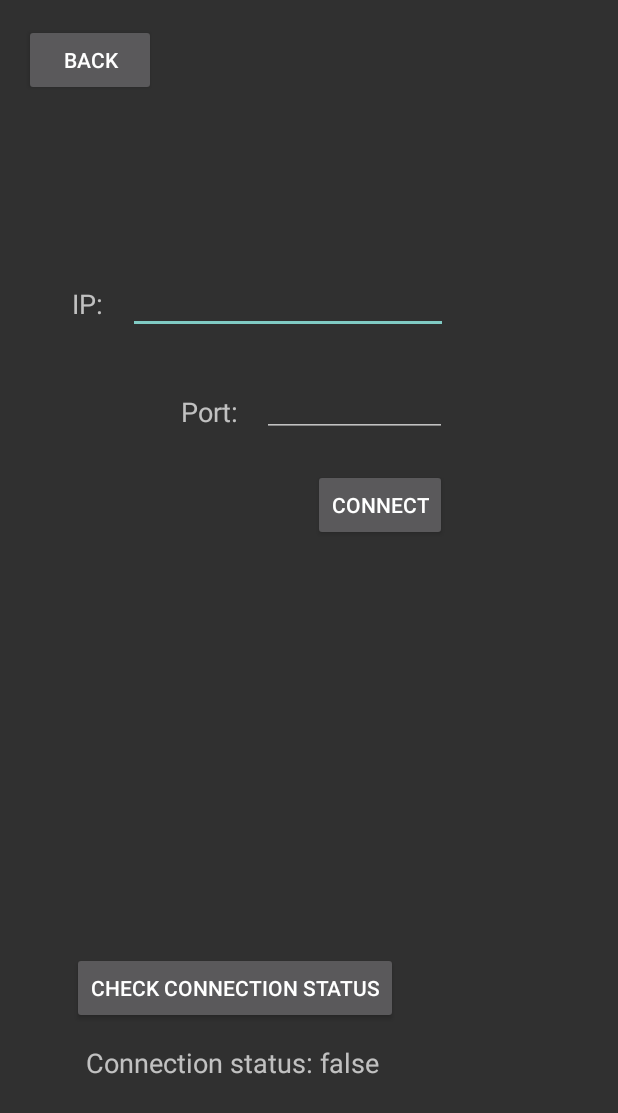
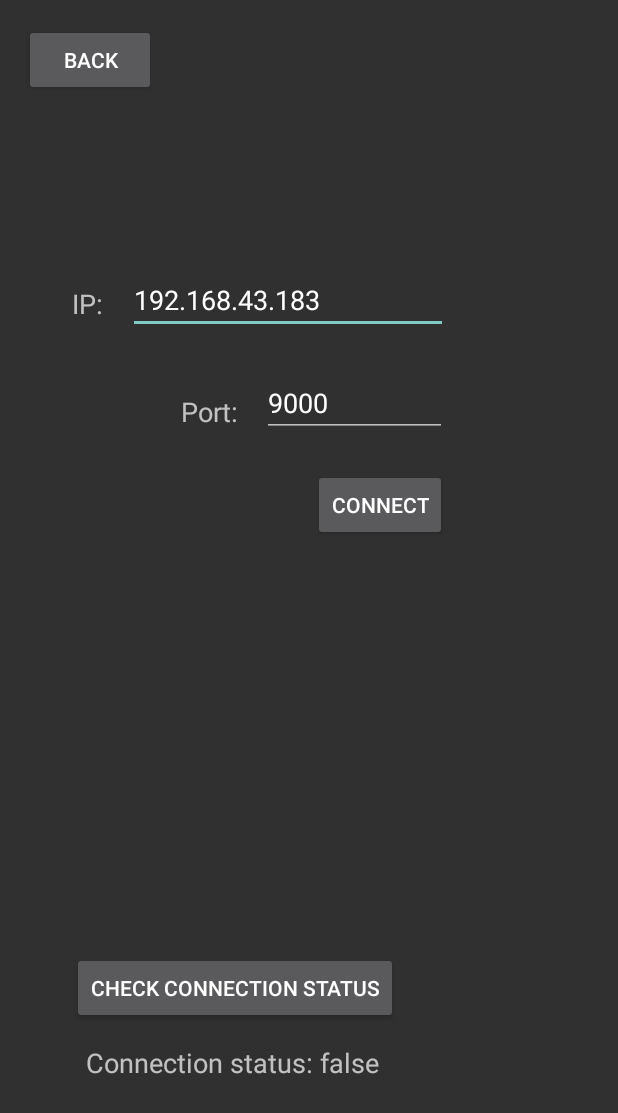
Before and after one commit to nicket97/DAT255, an Android app: the ConnectActivity screen opened directly, with no data from a screen before it, after a tap on "CHECK CONNECTION STATUS", on a phone screen of 412 x 824 dp. Shown: the top 1113 px of the screen. Run offline under Robolectric (Android 15) with nearby library versions, the phone set to English and light mode, and no system bars.

Commit message:
set default ip,port

```diff
--- a/app/ElizaApp/app/src/main/java/com/example/walling/elizaapp/ConnectActivity.java
+++ b/app/ElizaApp/app/src/main/java/com/example/walling/elizaapp/ConnectActivity.java
@@ -40,6 +40,12 @@ public class ConnectActivity extends AppCompatActivity implements IMainView {
         checkConnectionButton.setOnClickListener(checkConnectionButtonClick);
         connectButton.setOnClickListener(connectButtonClick);
         connectBackButton.setOnClickListener(backButtonOnClick);
+
+        // set default ip
+        ipText.setText("192.168.43.183");
+        portText.setText("9000");
+
+        connectionStatusTxtView.setText("Connection status: " + controller.getConnectionStatus());
     }
 
     private View.OnClickListener backButtonOnClick = new View.OnClickListener() {
```
